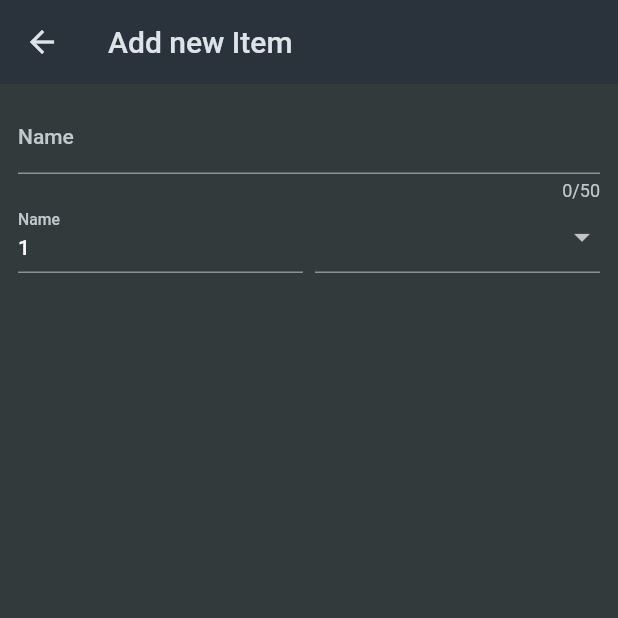
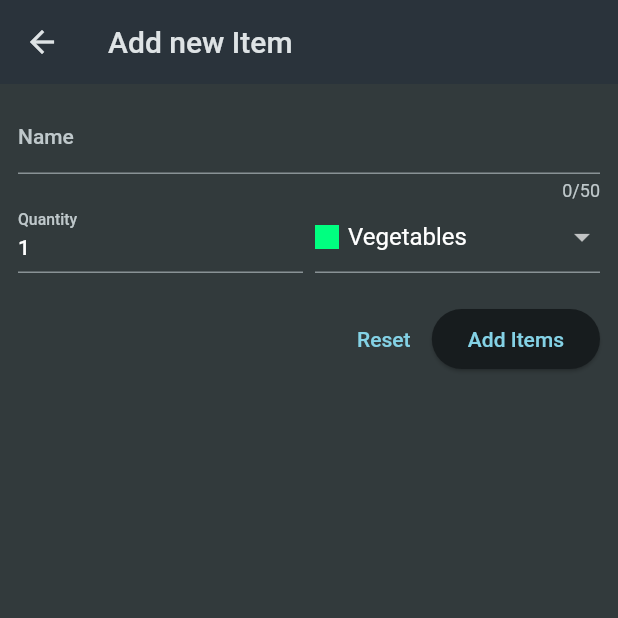
Before and after one commit to stanislavkrasota/course_5th_project, a Flutter app: the screen it shows after launch, after a tap on the "add" icon, on a phone screen of 412 x 824 dp, the top half of it. Run offline on Flutter 3.47's test engine with Material 2 defaults, Android fonts, the phone set to English and light mode, and no system bars.

Commit message:
Form widget

```diff
--- a/lib/screens/grocery_list.dart
+++ b/lib/screens/grocery_list.dart
@@ -1,4 +1,5 @@
 import 'package:course_5th_project/mocks/dummy_items.dart';
+import 'package:course_5th_project/models/grocery_item.dart';
 import 'package:course_5th_project/screens/new_item.dart';
 import 'package:flutter/material.dart';
 
@@ -10,16 +11,33 @@
 }
 
 class _GroceryListState extends State<GroceryList> {
-  void _addNewItem() {
-    Navigator.of(context).push(
+  final List<GroceryItem> _groceryItems = [];
+
+  void _addNewItem() async {
+    final newItem = await Navigator.of(context).push<GroceryItem>(
       MaterialPageRoute(
         builder: (ctx) => const NewItem(),
       ),
     );
+    if (newItem == null) {
+      return;
+    }
+
+    setState(() {
+      _groceryItems.add(newItem);
+    });
+  }
+
+  void _removeItem(GroceryItem item) {
+    setState(() {
+      _groceryItems.remove(item);
+    });
   }
 
   @override
   Widget build(BuildContext context) {
+    Widget emptyListContent =
+        const Center(child: Text('There is no items yet'));
     return Scaffold(
       appBar: AppBar(
         title: const Text('Your Groceries'),
@@ -27,20 +45,30 @@
           IconButton(onPressed: _addNewItem, icon: const Icon(Icons.add))
         ],
       ),
-      body: ListView.builder(
-        itemCount: groceryItems.length,
-        itemBuilder: (BuildContext context, int index) => ListTile(
+      body: _groceryItems.isNotEmpty
+          ? ListView.builder(
+              itemCount: _groceryItems.length,
+              itemBuilder: (BuildContext context, int index) => Dismissible(
+                key: ValueKey(_groceryItems[index].id),
+                child: ListTile(
                   title: Text(
-            groceryItems[index].name,
+                    _groceryItems[index].name,
                   ),
                   leading: Container(
                     width: 24,
                     height: 24,
-            color: groceryItems[index].category.color,
+                    color: _groceryItems[index].category.color,
                   ),
-          trailing: Text(groceryItems[index].quantity.toString()),
+                  trailing: Text(
+                    _groceryItems[index].quantity.toString(),
                   ),
                 ),
+                onDismissed: (direction) {
+                  _removeItem(groceryItems[index]);
+                },
+              ),
+            )
+          : emptyListContent,
     );
   }
 }
--- a/lib/screens/new_item.dart
+++ b/lib/screens/new_item.dart
@@ -1,4 +1,6 @@
+import 'package:course_5th_project/enums/categories_enum.dart';
 import 'package:course_5th_project/mocks/categories.dart';
+import 'package:course_5th_project/models/grocery_item.dart';
 import 'package:flutter/material.dart';
 
 class NewItem extends StatefulWidget {
@@ -9,6 +11,49 @@
 }
 
 class _NewItemState extends State<NewItem> {
+  final _formKey = GlobalKey<FormState>();
+  var _enteredName = '';
+  var _enteredQuantity = 1;
+  var _selectedCategory = categories[Categories.vegetables]!;
+
+  _validateNameField(value) {
+    if (value == null ||
+        value.isEmpty ||
+        value.trim().length <= 1 ||
+        value.trim().length > 50) {
+      return 'Must be between 1 and 50 chars.';
+    }
+    return null;
+  }
+
+  _validateQuntityField(value) {
+    if (value == null ||
+        value.isEmpty ||
+        int.tryParse(value) == null ||
+        int.tryParse(value)! <= 0) {
+      return 'Must be valid posotive number.';
+    }
+    return null;
+  }
+
+  void _saveItem() {
+    if (_formKey.currentState!.validate()) {
+      _formKey.currentState!.save();
+      Navigator.of(context).pop(
+        GroceryItem(
+          id: DateTime.now().toString(),
+          name: _enteredName,
+          quantity: _enteredQuantity,
+          category: _selectedCategory,
+        ),
+      );
+    }
+  }
+
+  void _resetForm() {
+    _formKey.currentState!.reset();
+  }
+
   @override
   Widget build(BuildContext context) {
     return Scaffold(
@@ -18,12 +63,18 @@
       body: Padding(
         padding: const EdgeInsets.all(12),
         child: Form(
+          key: _formKey,
           child: Column(
             children: [
               TextFormField(
                 maxLength: 50,
                 decoration: const InputDecoration(label: Text('Name')),
-                validator: (value) => 'Demo...',
+                validator: (value) {
+                  return _validateNameField(value);
+                },
+                onSaved: (value) {
+                  _enteredName = value!;
+                },
               ),
               Row(
                 crossAxisAlignment: CrossAxisAlignment.end,
@@ -31,12 +82,22 @@
                   Expanded(
                     child: TextFormField(
                       initialValue: '1',
-                      decoration: const InputDecoration(label: Text('Name')),
+                      keyboardType: TextInputType.number,
+                      decoration:
+                          const InputDecoration(label: Text('Quantity')),
+                      validator: (value) {
+                        return _validateQuntityField(value);
+                      },
+                      onSaved: (value) {
+                        _enteredQuantity = int.parse(value!);
+                      },
                     ),
                   ),
                   const SizedBox(width: 8),
                   Expanded(
-                    child: DropdownButtonFormField(items: [
+                    child: DropdownButtonFormField(
+                        value: _selectedCategory,
+                        items: [
                           for (final category in categories.entries)
                             DropdownMenuItem(
                               value: category.value,
@@ -52,10 +113,29 @@
                                 ],
                               ),
                             )
-                    ], onChanged: (category) {}),
+                        ],
+                        onChanged: (category) {
+                          setState(() {
+                            _selectedCategory = category!;
+                          });
+                        }),
                   )
                 ],
+              ),
+              const SizedBox(height: 20),
+              Row(
+                mainAxisAlignment: MainAxisAlignment.end,
+                children: [
+                  TextButton(
+                    onPressed: _resetForm,
+                    child: const Text('Reset'),
+                  ),
+                  ElevatedButton(
+                    onPressed: _saveItem,
+                    child: const Text('Add Items'),
                   )
+                ],
+              ),
             ],
           ),
         ),
```
Lines whose indentation alone changed are shown as unchanged.
